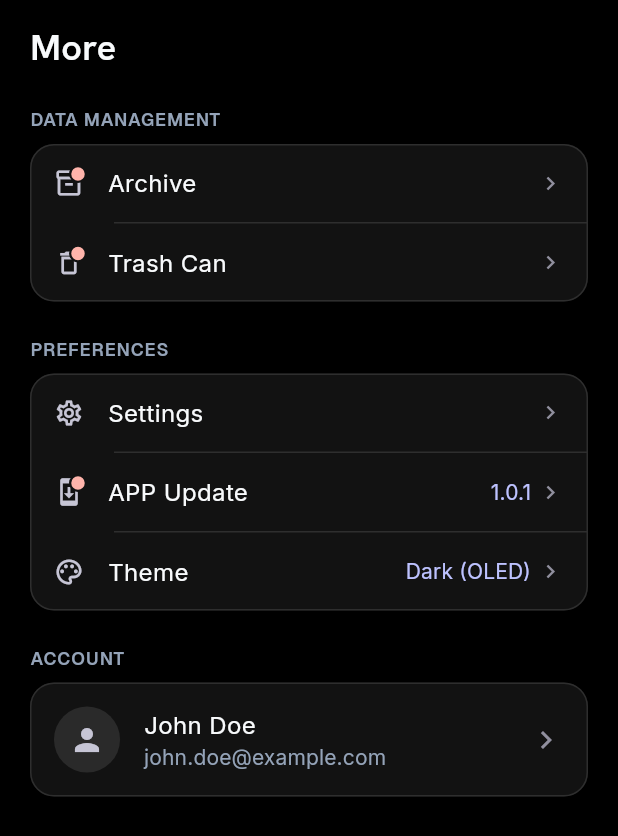
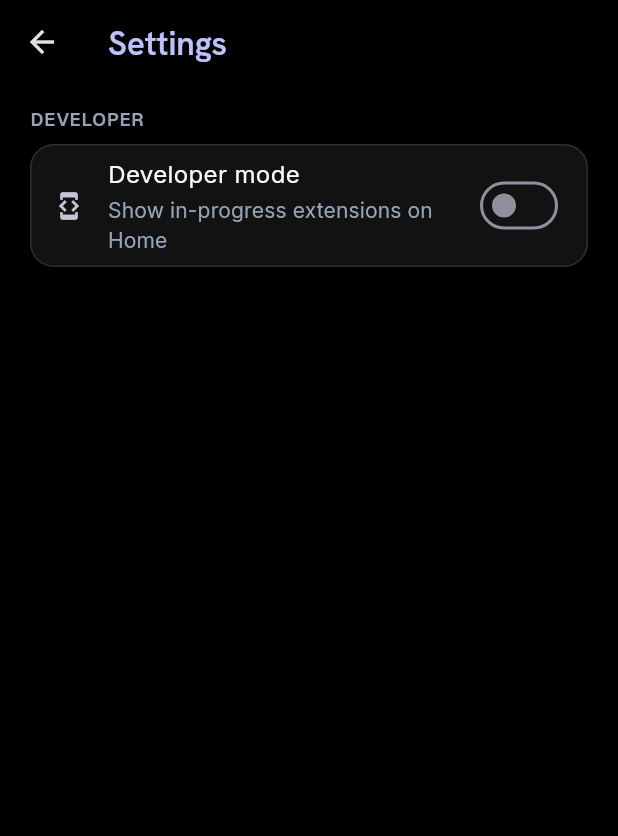
Before and after one commit to mishra4567/taskflowCopy, a Flutter app: the MoreScreen widget shown alone on an empty page, opened directly, after a tap on "Settings", on a phone screen of 412 x 824 dp. Shown: the top 836 px of the screen. Run offline on Flutter 3.47's test engine with Material 3 defaults, Android fonts, the phone set to English and light mode, and no system bars; our stand-ins replace file_picker, google_fonts, shared_preferences; missing offline and left inert: dart_eval, flutter_eval; accounts and stored records are empty.

Commit message:
Develope mode add in Setting

```diff
--- a/lib/main.dart
+++ b/lib/main.dart
@@ -3,8 +3,12 @@ import 'package:flutter/material.dart';
 import 'theme/app_theme.dart';
 import 'theme/theme_controller.dart';
 import 'widgets/main_shell.dart';
+import 'services/dev_mode_service.dart';
 
-void main() {
+void main() async {
+  WidgetsFlutterBinding.ensureInitialized();
+  await DevModeService.instance.load();
+  // whatever your root widget is called
   runApp(const TaskFlowApp());
 }
 
--- a/lib/screens/more_screen.dart
+++ b/lib/screens/more_screen.dart
@@ -1,9 +1,12 @@
+// screens/more_screen.dart
 import 'package:flutter/material.dart';
+import 'package:taskflow/widgets/slide_page_route.dart';
 import '../theme/app_palette.dart';
 import '../theme/app_tokens.dart';
 import '../theme/app_typography.dart';
 import '../theme/theme_controller.dart';
 import '../widgets/theme_picker_dialog.dart';
+import './settings_screen.dart';
 
 /// More page — Archive, Trash, Settings, Theme, Account.
 class MoreScreen extends StatelessWidget {
@@ -57,9 +60,12 @@ class MoreScreen extends StatelessWidget {
           builder: (context, mode, _) {
             return _SectionCard(
               rows: [
-                const _RowSpec(
+                _RowSpec(
                   icon: Icons.settings_outlined,
                   label: 'Settings',
+                  onTap: () => Navigator.of(
+                    context,
+                  ).push(slidePageRoute((_) => const SettingsScreen())),
                 ),
                 _RowSpec(
                   icon: Icons.system_update,
--- /dev/null
+++ b/lib/screens/settings_screen.dart
@@ -0,0 +1,84 @@
+import 'package:flutter/material.dart';
+import '../services/dev_mode_service.dart';
+import '../theme/app_palette.dart';
+import '../theme/app_tokens.dart';
+import '../theme/app_typography.dart';
+
+/// Settings page — currently just Developer Mode, but structured as a
+/// section list so more preferences can be added the same way later.
+class SettingsScreen extends StatelessWidget {
+  const SettingsScreen({super.key});
+
+  @override
+  Widget build(BuildContext context) {
+    final colors = context.colors;
+    return Scaffold(
+      appBar: AppBar(title: const Text('Settings')),
+      body: ListView(
+        padding: const EdgeInsets.fromLTRB(
+          AppSpacing.containerMargin,
+          AppSpacing.md,
+          AppSpacing.containerMargin,
+          140,
+        ),
+        children: [
+          Text(
+            'DEVELOPER',
+            style: AppTypography.labelCaps.copyWith(
+              color: colors.textSecondary,
+            ),
+          ),
+          const SizedBox(height: AppSpacing.sm),
+          Card(
+            child: Padding(
+              padding: const EdgeInsets.symmetric(
+                horizontal: AppSpacing.md,
+                vertical: 8,
+              ),
+              child: ValueListenableBuilder<bool>(
+                valueListenable: DevModeService.instance.enabled,
+                builder: (context, devMode, _) {
+                  return Row(
+                    children: [
+                      Icon(
+                        Icons.developer_mode_outlined,
+                        size: 20,
+                        color: colors.onSurfaceVariant,
+                      ),
+                      const SizedBox(width: AppSpacing.md),
+                      Expanded(
+                        child: Column(
+                          crossAxisAlignment: CrossAxisAlignment.start,
+                          children: [
+                            Text(
+                              'Developer mode',
+                              style: AppTypography.bodyMd.copyWith(
+                                color: colors.textPrimary,
+                              ),
+                            ),
+                            const SizedBox(height: 2),
+                            Text(
+                              'Show in-progress extensions on Home',
+                              style: AppTypography.bodySm.copyWith(
+                                color: colors.textSecondary,
+                              ),
+                            ),
+                          ],
+                        ),
+                      ),
+                      Switch(
+                        value: devMode,
+                        onChanged: (value) =>
+                            DevModeService.instance.setEnabled(value),
+                      ),
+                    ],
+                  );
+                },
+              ),
+            ),
+          ),
+        ],
+      ),
+    );
+  }
+}
--- /dev/null
+++ b/lib/services/dev_mode_service.dart
@@ -0,0 +1,31 @@
+import 'package:flutter/foundation.dart';
+import 'package:shared_preferences/shared_preferences.dart';
+
+/// Simple app-wide developer-mode flag, persisted across app restarts.
+/// Anything that needs to react to it (like Home's extension cards)
+/// can listen via `DevModeService.instance.enabled`.
+class DevModeService {
+  DevModeService._();
+  static final DevModeService instance = DevModeService._();
+
+  static const _prefsKey = 'dev_mode_enabled';
+
+  final ValueNotifier<bool> enabled = ValueNotifier<bool>(false);
+
+  bool _loaded = false;
+
+  /// Call once at app startup (e.g. in main() before runApp, or in your
+  /// root widget's initState) so the flag is ready before Home builds.
+  Future<void> load() async {
+    if (_loaded) return;
+    final prefs = await SharedPreferences.getInstance();
+    enabled.value = prefs.getBool(_prefsKey) ?? false;
+    _loaded = true;
+  }
+
+  Future<void> setEnabled(bool value) async {
+    enabled.value = value;
+    final prefs = await SharedPreferences.getInstance();
+    await prefs.setBool(_prefsKey, value);
+  }
+}
--- a/lib/widgets/slide_page_route.dart
+++ b/lib/widgets/slide_page_route.dart
@@ -1,3 +1,4 @@
+// lib/widgets/slide_page_route.dart
 import 'package:flutter/material.dart';
 
 /// Simple right-to-left slide + fade push transition, used for screens
```
Also changed, not shown: lib/screens/contacts_screen.dart (deleted, +0 -175 lines), lib/screens/home_screen.dart (+26 -0 lines), lib/screens/testing/testing_extension_screen.dart (added, +22 -0 lines), lib/screens/testing_backup.txt (added, +22 -0 lines), 1 other file.
